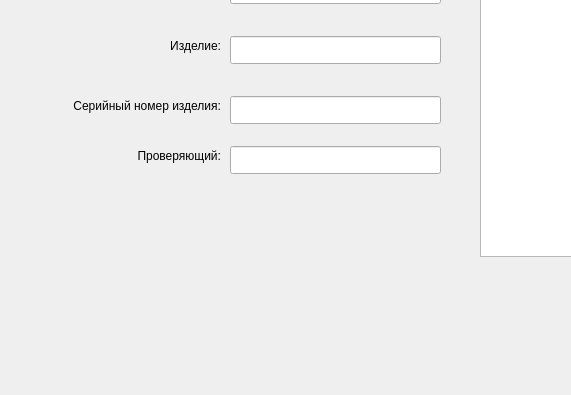
Old version of the form adddatafile.ui in the repository Nikonoffcmi/diplome; both pictures show x 0 to 571 and y 154 to 549 of the 907 by 549 pixel window.
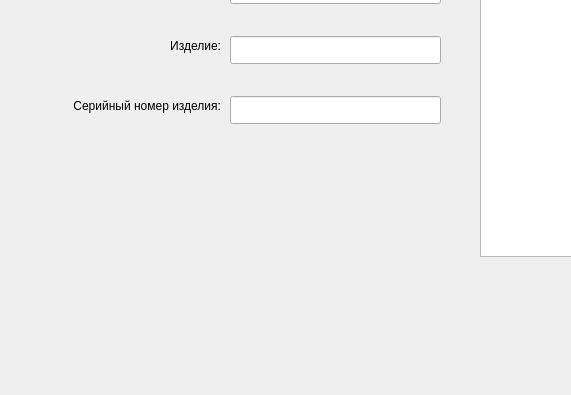
New version of the form.

```diff
--- a/adddatafile.ui
+++ b/adddatafile.ui
@@ -141,29 +141,6 @@
     </rect>
    </property>
   </widget>
-  <widget class="QLabel" name="label_5">
-   <property name="geometry">
-    <rect>
-     <x>30</x>
-     <y>300</y>
-     <width>191</width>
-     <height>20</height>
-    </rect>
-   </property>
-   <property name="text">
-    <string>&lt;html&gt;&lt;head/&gt;&lt;body&gt;&lt;p align=&quot;right&quot;&gt;Проверяющий:&lt;/p&gt;&lt;/body&gt;&lt;/html&gt;</string>
-   </property>
-  </widget>
-  <widget class="QLineEdit" name="lineEditInspector">
-   <property name="geometry">
-    <rect>
-     <x>230</x>
-     <y>300</y>
-     <width>211</width>
-     <height>28</height>
-    </rect>
-   </property>
-  </widget>
   <widget class="QLabel" name="label_6">
    <property name="geometry">
     <rect>
```
Left out of the diff: 2 changed lines with no effect on the pictures.
